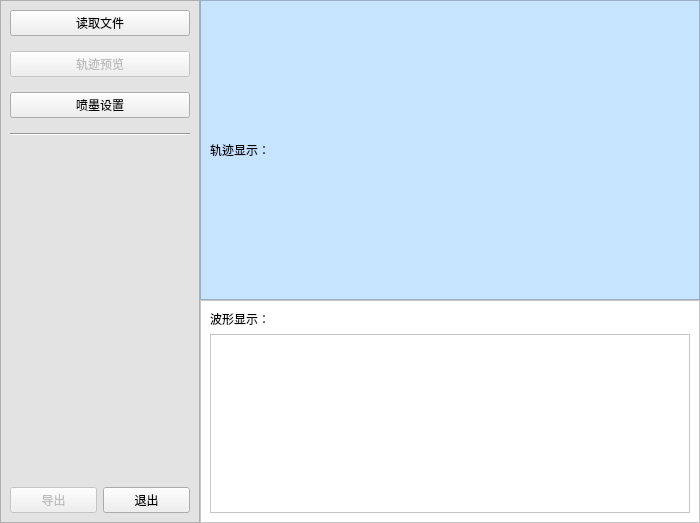
YanMing-lxb/Inkjet_Printing_System, file GUI/MainWindow.ui: the form before one commit.
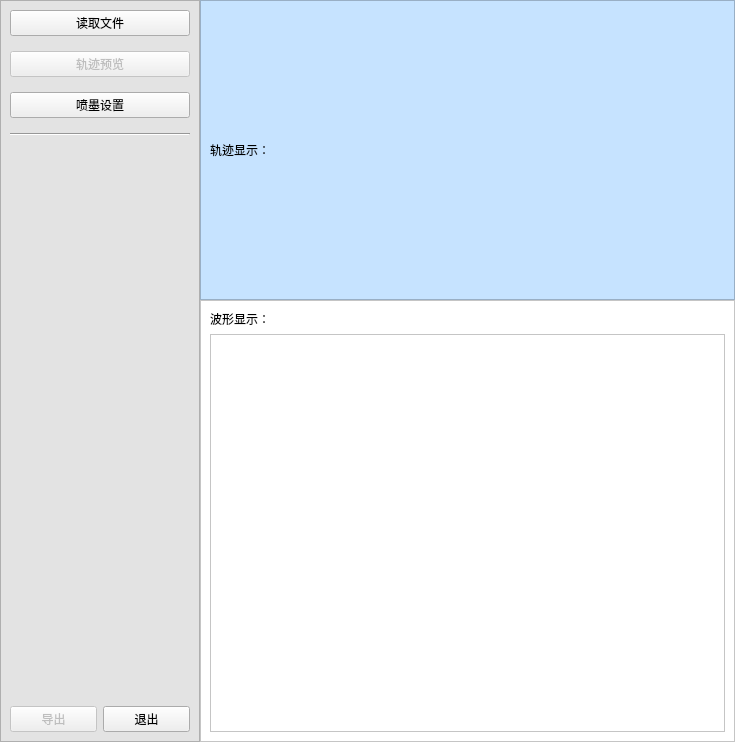
The form after the commit.

The edit to the form file:
```diff
--- a/GUI/MainWindow.ui
+++ b/GUI/MainWindow.ui
@@ -6,8 +6,8 @@
    <rect>
     <x>0</x>
     <y>0</y>
-    <width>700</width>
-    <height>523</height>
+    <width>735</width>
+    <height>742</height>
    </rect>
   </property>
   <property name="windowTitle">
```
Left out of the diff: 2 changed lines with no effect on the pictures.
